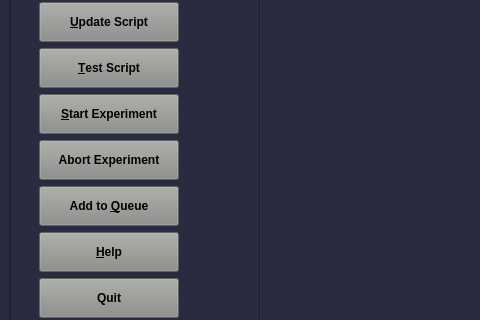
First picture: the form in atomize/main/gui/main_window.ui, repository Anatoly1010/Atomize, before the edit; both pictures show x 0 to 480 and y 160 to 480 of the 952 by 694 pixel window.
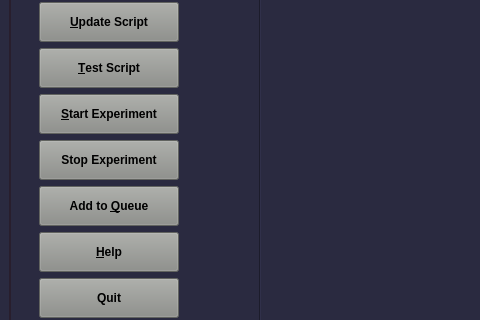
Second picture: the form after the edit. Custom widgets are drawn as their Qt base class.

Commit message: 2026-01-25; Abort Experiment -> Stop Experiment

Diff of the .ui file:
```diff
--- a/atomize/main/gui/main_window.ui
+++ b/atomize/main/gui/main_window.ui
@@ -458,7 +458,7 @@
              <string notr="true">background-color: rgb(136, 138, 133);</string>
             </property>
             <property name="text">
-             <string>Abort Experiment</string>
+             <string>Stop Experiment</string>
             </property>
            </widget>
           </item>
```
The commit also changes 1 other file.
